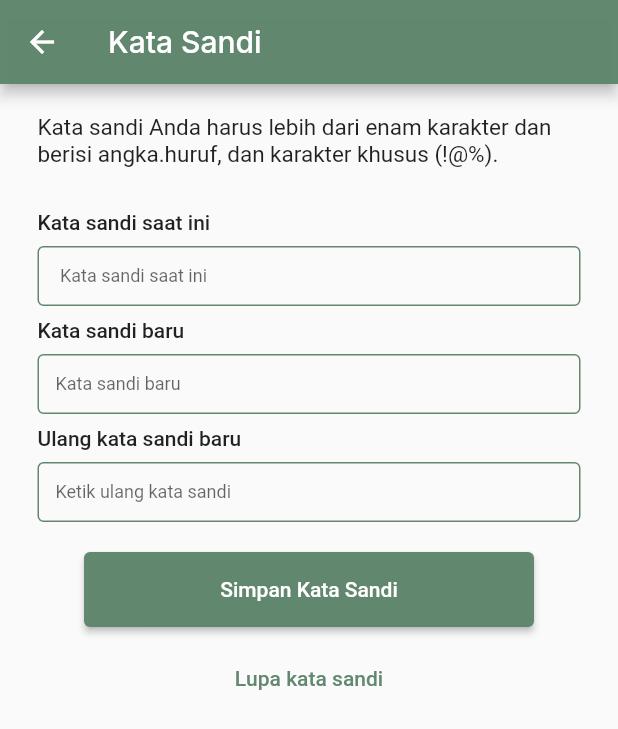
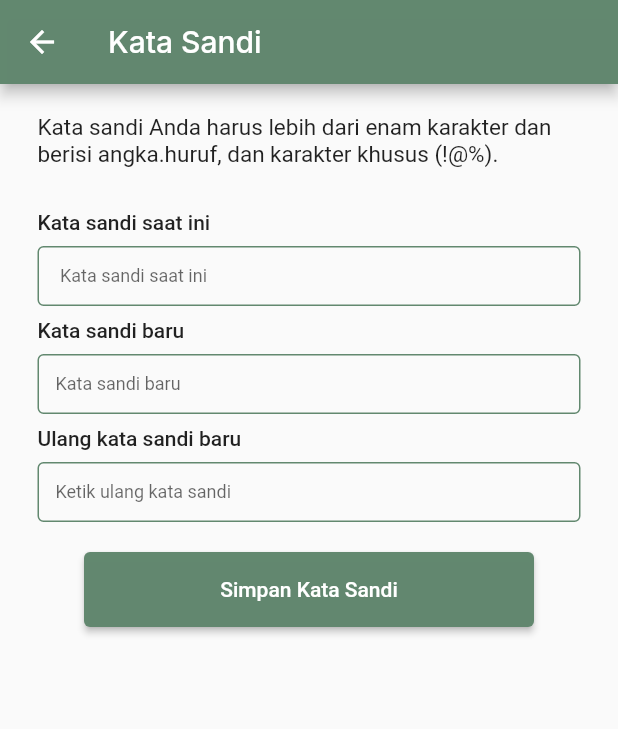
Before and after one commit to aadeeee/Proyek-mobile, a Flutter app: the MyKataSandi screen opened directly, on a phone screen of 412 x 824 dp. Shown: the top 729 px of the screen. Run offline on Flutter 3.47's test engine with Material 2 defaults, Android fonts, the phone set to English and light mode, and no system bars; our stand-ins replace carousel_slider, google_fonts, image_picker, scrollable_positioned_list.

Commit message:
hapus data tidak perlu

```diff
--- a/lib/component/Profil/kataSandi.dart
+++ b/lib/component/Profil/kataSandi.dart
@@ -143,14 +143,6 @@ class _MyKataSandiState extends State<MyKataSandi> {
                         const SizedBox(
                           height: 10,
                         ),
-                        TextButton(
-                            onPressed: () {
-                              Navigator.pop(context);
-                            },
-                            child: const Text(
-                              'Lupa kata sandi',
-                              style: TextStyle(color: primaryColor),
-                            ))
                       ],
                     )),
                   ]),
--- a/lib/component/home.dart
+++ b/lib/component/home.dart
@@ -3,7 +3,6 @@ import 'package:flutter/material.dart';
 import 'package:intl/intl.dart';
 import 'package:mobile/Provider/homeProvider.dart';
 import 'package:provider/provider.dart';
-
 import '../Variabel/global.dart';
 
 class MyHome extends StatefulWidget {
--- a/pubspec.yaml
+++ b/pubspec.yaml
@@ -33,14 +33,11 @@ dependencies:
   flutter:
     sdk: flutter
   flutter_datetime_picker: ^1.5.1
-  flutter_launcher_icons: ^0.13.1
-  flutter_otp_text_field: ^1.1.1
   google_fonts: ^4.0.4
   image_picker: ^0.8.9
   intl: ^0.18.1
   path_provider: ^2.0.15
   provider: ^6.0.5
-  quickalert: ^1.0.1
   scrollable_positioned_list: ^0.3.8
 
 dev_dependencies:
```
Also changed, not shown: lib/component/Pelanggan/Customer.dart (+4 -5 lines), pubspec.lock.
